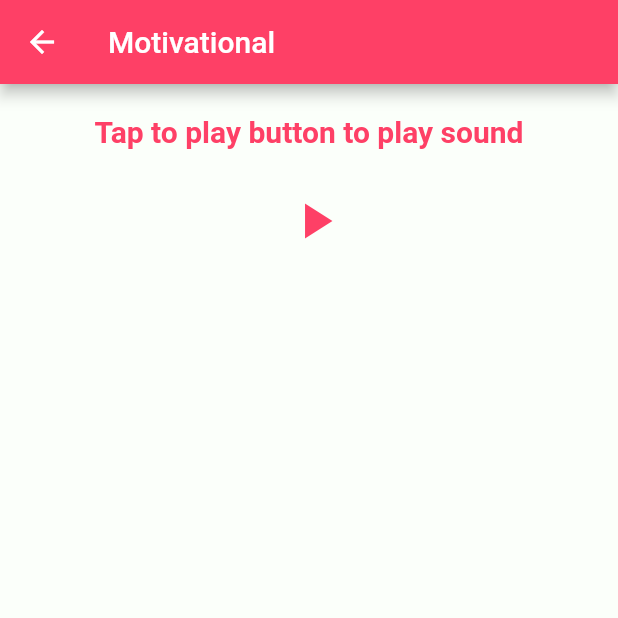
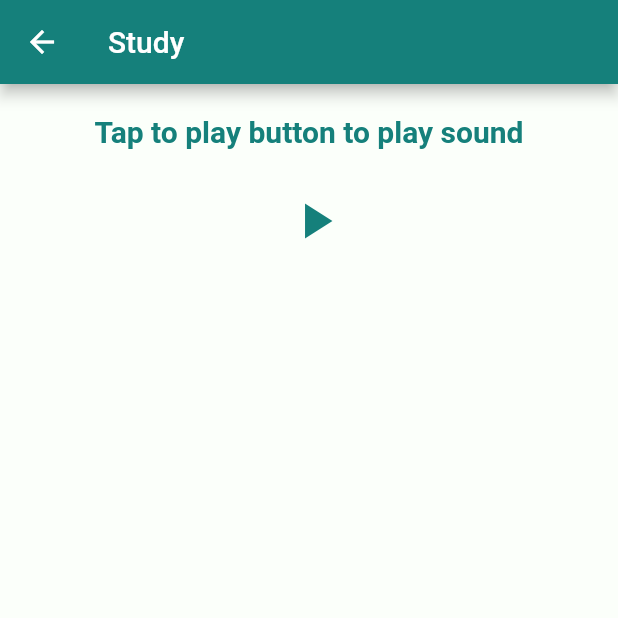
Before and after one commit to sundaradh/awesome-sounds, a Flutter app: the screen it shows after launch, after a tap on "Study", on a phone screen of 412 x 824 dp, the top half of it. Run offline on Flutter 3.47's test engine with Material 2 defaults, Android fonts, the phone set to English and light mode, and no system bars; our stand-ins replace just_audio; Roboto replaces fonts that are missing (Poppins).

Commit message:
add all pages

```diff
--- a/lib/global/const.dart
+++ b/lib/global/const.dart
@@ -1,6 +1,7 @@
 import 'package:flutter/material.dart';
 
 const primaryColor = Color.fromRGBO(254, 64, 102, 1);
+const primaryColor3 = Color.fromRGBO(21, 128, 123, 1);
 const primaryColor2 = Color.fromARGB(255, 209, 240, 253);
 const backgroundColor = Color.fromARGB(255, 251, 255, 250);
 const textColor = Color.fromARGB(255, 43, 43, 43);
--- a/lib/screens/home_page.dart
+++ b/lib/screens/home_page.dart
@@ -1,5 +1,8 @@
 import 'package:awesome_sounds/global/const.dart';
+import 'package:awesome_sounds/screens/focus.dart';
 import 'package:awesome_sounds/screens/motivational.dart';
+import 'package:awesome_sounds/screens/sleep.dart';
+import 'package:awesome_sounds/screens/study.dart';
 import 'package:flutter/material.dart';
 
 class HomePage extends StatefulWidget {
@@ -15,7 +18,7 @@ class _HomePageState extends State<HomePage> {
     return Scaffold(
       appBar: AppBar(
         title: const Text("Awesome Sounds"),
-        backgroundColor: primaryColor,
+        backgroundColor: primaryColor3,
         centerTitle: true,
         elevation: 0,
       ),
@@ -40,7 +43,7 @@ class _HomePageState extends State<HomePage> {
                     color: Colors.white,
                     boxShadow: [
                       BoxShadow(
-                        color: primaryColor.withOpacity(0.5),
+                        color: primaryColor3.withOpacity(0.5),
                         spreadRadius: 2,
                         blurRadius: 12,
                         offset: const Offset(0, 3),
@@ -52,14 +55,14 @@ class _HomePageState extends State<HomePage> {
                       Container(
                         padding: const EdgeInsets.all(12),
                         child: const Icon(Icons.person,
-                            size: 84, color: Colors.blueAccent),
+                            size: 84, color: primaryColor),
                       ),
                       Center(
                         child: Container(
                           height: 60,
                           width: double.infinity,
                           decoration: const BoxDecoration(
-                              color: Colors.blueAccent,
+                              color: primaryColor3,
                               borderRadius: BorderRadius.only(
                                 bottomRight: Radius.circular(12),
                                 bottomLeft: Radius.circular(12),
@@ -97,7 +100,7 @@ class _HomePageState extends State<HomePage> {
                     color: Colors.white,
                     boxShadow: [
                       BoxShadow(
-                        color: primaryColor.withOpacity(0.5),
+                        color: primaryColor3.withOpacity(0.5),
                         spreadRadius: 2,
                         blurRadius: 12,
                         offset: const Offset(0, 3),
@@ -109,14 +112,14 @@ class _HomePageState extends State<HomePage> {
                       Container(
                         padding: const EdgeInsets.all(12),
                         child: const Icon(Icons.person,
-                            size: 84, color: Colors.blueAccent),
+                            size: 84, color: primaryColor),
                       ),
                       Center(
                         child: Container(
                           height: 60,
                           width: double.infinity,
                           decoration: const BoxDecoration(
-                              color: Colors.blueAccent,
+                              color: primaryColor3,
                               borderRadius: BorderRadius.only(
                                 bottomRight: Radius.circular(12),
                                 bottomLeft: Radius.circular(12),
@@ -141,7 +144,7 @@ class _HomePageState extends State<HomePage> {
                   Navigator.pushAndRemoveUntil(
                       context,
                       MaterialPageRoute(
-                        builder: (context) => const Motivational(),
+                        builder: (context) => const FocusPage (),
                       ),
                       (route) => true);
                 },
@@ -154,7 +157,7 @@ class _HomePageState extends State<HomePage> {
                     color: Colors.white,
                     boxShadow: [
                       BoxShadow(
-                        color: primaryColor.withOpacity(0.5),
+                        color: primaryColor3.withOpacity(0.5),
                         spreadRadius: 2,
                         blurRadius: 12,
                         offset: const Offset(0, 3),
@@ -166,14 +169,14 @@ class _HomePageState extends State<HomePage> {
                       Container(
                         padding: const EdgeInsets.all(12),
                         child: const Icon(Icons.person,
-                            size: 84, color: Colors.blueAccent),
+                            size: 84, color: primaryColor),
                       ),
                       Center(
                         child: Container(
                           height: 60,
                           width: double.infinity,
                           decoration: const BoxDecoration(
-                              color: Colors.blueAccent,
+                              color: primaryColor3,
                               borderRadius: BorderRadius.only(
                                 bottomRight: Radius.circular(12),
                                 bottomLeft: Radius.circular(12),
@@ -198,7 +201,7 @@ class _HomePageState extends State<HomePage> {
                   Navigator.pushAndRemoveUntil(
                       context,
                       MaterialPageRoute(
-                        builder: (context) => const Motivational(),
+                        builder: (context) => const SleepPage(),
                       ),
                       (route) => true);
                 },
@@ -211,7 +214,7 @@ class _HomePageState extends State<HomePage> {
                     color: Colors.white,
                     boxShadow: [
                       BoxShadow(
-                        color: primaryColor.withOpacity(0.5),
+                        color: primaryColor3.withOpacity(0.5),
                         spreadRadius: 2,
                         blurRadius: 12,
                         offset: const Offset(0, 3),
@@ -222,15 +225,15 @@ class _HomePageState extends State<HomePage> {
                     children: [
                       Container(
                         padding: const EdgeInsets.all(12),
-                        child: const Icon(Icons.person,
-                            size: 84, color: Colors.blueAccent),
+                        child: const  Icon(Icons.person,
+                            size: 84, color: primaryColor),
                       ),
                       Center(
                         child: Container(
                           height: 60,
                           width: double.infinity,
                           decoration: const BoxDecoration(
-                              color: Colors.blueAccent,
+                              color: primaryColor3,
                               borderRadius: BorderRadius.only(
                                 bottomRight: Radius.circular(12),
                                 bottomLeft: Radius.circular(12),
@@ -255,7 +258,7 @@ class _HomePageState extends State<HomePage> {
                   Navigator.pushAndRemoveUntil(
                       context,
                       MaterialPageRoute(
-                        builder: (context) => const Motivational(),
+                        builder: (context) => const Study(),
                       ),
                       (route) => true);
                 },
--- a/lib/screens/motivational.dart
+++ b/lib/screens/motivational.dart
@@ -37,7 +37,7 @@ class _MotivationalState extends State<Motivational> {
     return Scaffold(
       appBar: AppBar(
         title: const Text("Motivational", style: TextStyle(color: Colors.white)),
-        backgroundColor: primaryColor,
+        backgroundColor: primaryColor3,
       ),
       body: Column(
         children: [
@@ -48,7 +48,7 @@ class _MotivationalState extends State<Motivational> {
               style: const TextStyle(
                 fontSize: 20,
                 fontWeight: FontWeight.bold,
-                color: primaryColor,
+                color: primaryColor3,
               ),
             ),
           ),
@@ -58,7 +58,7 @@ class _MotivationalState extends State<Motivational> {
               onPressed: _togglePlayer,
               icon: Icon(
                 isPlaying ? Icons.pause : Icons.play_arrow,
-                color: primaryColor,
+                color: primaryColor3,
                 size: 40,
               ),
             ),
--- a/lib/screens/study.dart
+++ b/lib/screens/study.dart
@@ -0,0 +1,70 @@
+import 'package:awesome_sounds/global/const.dart';
+import 'package:flutter/material.dart';
+import 'package:just_audio/just_audio.dart';
+
+class Study extends StatefulWidget {
+  const Study({super.key});
+
+  @override
+  State<Study> createState() => _StudyState();
+}
+
+class _StudyState extends State<Study> {
+final _player = AudioPlayer();
+  bool isPlaying = false;
+
+  Future<void> _togglePlayer() async {
+    if (isPlaying) {
+      await _player.pause();
+    } else {
+      await _player.setAsset('assets/sounds/focus.mp3');
+      _player.setLoopMode(LoopMode.one);
+      await _player.play();
+    }
+    setState(() {
+      isPlaying = !isPlaying;
+    });
+  }
+
+  @override
+  void dispose() {
+    _player.dispose(); // Dispose the player when the widget is disposed.
+    super.dispose();
+  }
+
+  @override
+  Widget build(BuildContext context) {
+    return Scaffold(
+      appBar: AppBar(
+        title: const Text("Study", style: TextStyle(color: Colors.white)),
+        backgroundColor: primaryColor3,
+      ),
+      body: Column(
+        children: [
+          const SizedBox(height: 20),
+          Center(
+            child: Text(
+              isPlaying ? 'Sound is playing' : 'Tap to play button to play sound',
+              style: const TextStyle(
+                fontSize: 20,
+                fontWeight: FontWeight.bold,
+                color: primaryColor3,
+              ),
+            ),
+          ),
+          const SizedBox(height: 20),
+          Center(
+            child: IconButton(
+              onPressed: _togglePlayer,
+              icon: Icon(
+                isPlaying ? Icons.pause : Icons.play_arrow,
+                color: primaryColor3,
+                size: 40,
+              ),
+            ),
+          ),
+        ],
+      ),
+    );
+  }
+}
--- a/pubspec.yaml
+++ b/pubspec.yaml
@@ -31,6 +31,7 @@ dependencies:
   flutter:
     sdk: flutter
   just_audio: ^0.9.34
+
 
   # The following adds the Cupertino Icons font to your application.
   # Use with the CupertinoIcons class for iOS style icons.
```
Also changed, not shown: lib/screens/focus.dart (+70 -0 lines), lib/screens/sleep.dart (+70 -0 lines).
